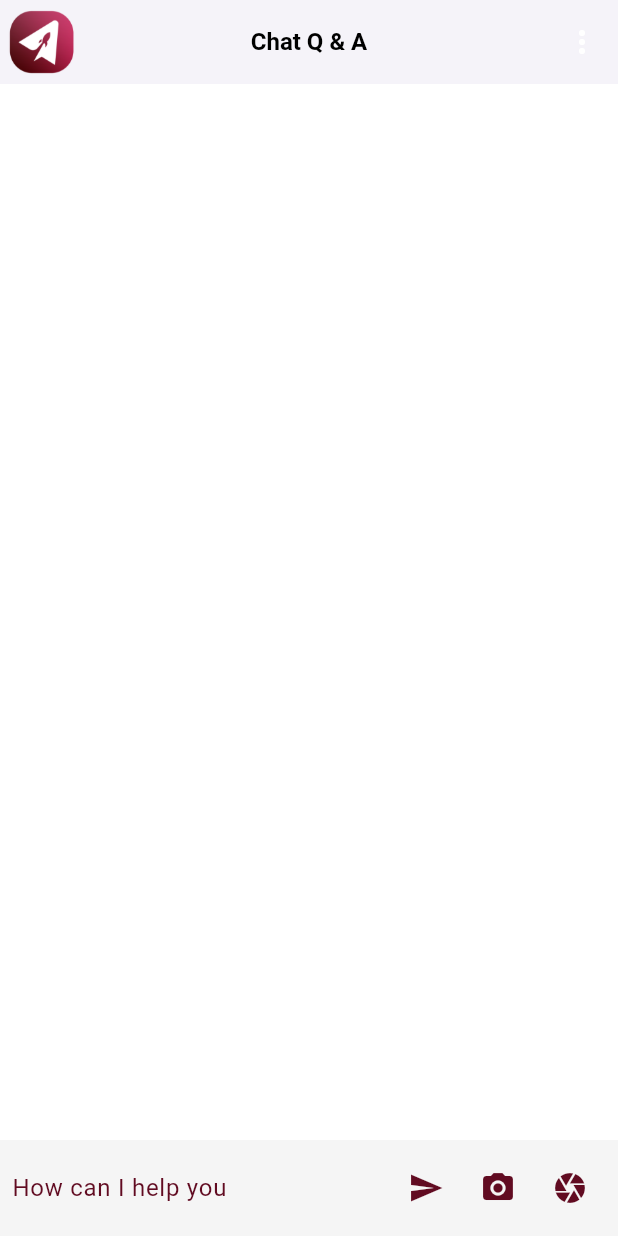
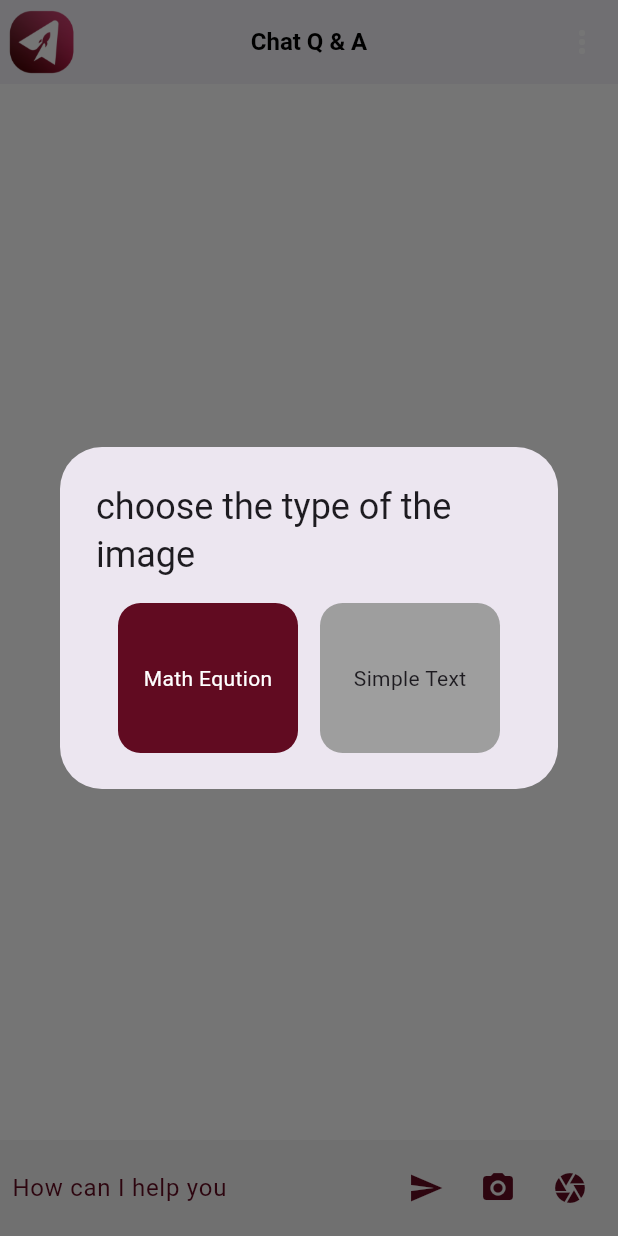
Before and after one commit to anasassem/q-a, a Flutter app: the ChatScreen screen opened directly, after a tap on the "camera" icon, on a phone screen of 412 x 824 dp. Run offline on Flutter 3.47's test engine with Material 3 defaults, Android fonts, the phone set to English and light mode, and no system bars; our stand-ins replace animated_text_kit, awesome_dialog, bloc, cached_network_image, camera, card_swiper and 25 more; missing offline and left inert: flutter_paypal, rolling_bottom_bar; accounts and stored records are empty.

Commit message:
edit ocr

```diff
--- a/lib/screens/home/tabs/chat_screen/chat.dart
+++ b/lib/screens/home/tabs/chat_screen/chat.dart
@@ -166,11 +166,62 @@ class _ChatScreenState extends State<ChatScreen> {
                     ),
                     IconButton(
                       onPressed: () async {
+                        showDialog(
+                            context: context,
+                            builder: (_) => AlertDialog(
+                                  title: const Text(
+                                      "choose the type of the image"),
+                                  content: Row(
+                                    mainAxisAlignment:
+                                        MainAxisAlignment.spaceEvenly,
+                                    children: [
+                                      InkWell(
+                                        onTap: () async {
                                           //runFilePiker(ImageSource.gallery);
                                           var image = await pickImage();
                                           if (image != null) {
-                          await uploadImage(image, context);
+                                            await uploadImage(
+                                                image, context, "m");
                                           }
+                                        },
+                                        child: Container(
+                                          alignment: Alignment.center,
+                                          height: 100,
+                                          width: 120,
+                                          decoration: BoxDecoration(
+                                              borderRadius:
+                                                  BorderRadius.circular(15),
+                                              color: primaryColor),
+                                          child: Text(
+                                            "Math Eqution",
+                                            style:
+                                                TextStyle(color: Colors.white),
+                                          ),
+                                        ),
+                                      ),
+                                      InkWell(
+                                        onTap: () async {
+                                          //runFilePiker(ImageSource.gallery);
+                                          var image = await pickImage();
+                                          if (image != null) {
+                                            await uploadImage(
+                                                image, context, "l");
+                                          }
+                                        },
+                                        child: Container(
+                                          alignment: Alignment.center,
+                                          height: 100,
+                                          width: 120,
+                                          decoration: BoxDecoration(
+                                              borderRadius:
+                                                  BorderRadius.circular(15),
+                                              color: Colors.grey),
+                                          child: Text("Simple Text"),
+                                        ),
+                                      ),
+                                    ],
+                                  ),
+                                ));
                       },
                       icon: Icon(
                         Icons.camera,
@@ -256,7 +307,8 @@ class _ChatScreenState extends State<ChatScreen> {
     return null;
   }
 
-  Future<void> uploadImage(imageFile, BuildContext context) async {
+  Future<void> uploadImage(
+      imageFile, BuildContext context, String imageType) async {
     final modelsProvider = Provider.of<ModelsProvider>(context, listen: false);
     final chatProvider = Provider.of<ChatProvider>(context, listen: false);
     String apiUrl = "https://pyocr-b3169decc152.herokuapp.com/ocr";
@@ -266,15 +318,18 @@ class _ChatScreenState extends State<ChatScreen> {
       'image', // The field name for file in your API
       imageFile!.path,
     ));
-    request.fields['language'] = 'm';
+    request.fields['language'] = imageType;
     try {
       var response = await request.send();
       if (response.statusCode == 200) {
         var responseBody = await http.Response.fromStream(response);
         question = jsonDecode(responseBody.body)["result"];
         log(question);
-        String textBefore =question ;
+        String textBefore = question;
+        if (imageType == "m") {
           question = "write the equation and solve it $textBefore";
+        }
+
         sendMessageFCT(
           isFormImage: true,
           modelsProvider: modelsProvider,
@@ -320,8 +375,9 @@ class _ChatScreenState extends State<ChatScreen> {
       curve: Curves.easeOut,
     );
   }
-  String _question (bool isFromImage){
-    if(isFromImage) {
+
+  String _question(bool isFromImage) {
+    if (isFromImage) {
       return question;
     } else {
       return textEditingController.text;
@@ -362,13 +418,14 @@ class _ChatScreenState extends State<ChatScreen> {
         _isTyping = true;
         // chatList.add(ChatModel(msg: textEditingController.text, chatIndex: 0));
         chatProvider.addUserMessage(msg: msg);
-        if(!isFormImage){
+        if (!isFormImage) {
           textEditingController.clear();
         }
         focusNode.unfocus();
       });
       var uid = await GetDeviceId().deviceId;
-      var user = await FirebaseFirestore.instance.collection("users").doc(uid).get();
+      var user =
+          await FirebaseFirestore.instance.collection("users").doc(uid).get();
       var parsedUser = UserModel.fromJson(user.data()!);
       if (parsedUser.paymentType == "none") {
         if (parsedUser.usedFree == true) {
--- a/lib/screens/ocr/ocr_imports.dart
+++ b/lib/screens/ocr/ocr_imports.dart
@@ -6,11 +6,8 @@ import 'package:testqa/constants/constants.dart';
 import 'package:testqa/core/themes/app_text_style.dart';
 import 'package:testqa/screens/home/tabs/chat_screen/chat.dart';
 import 'package:flutter/material.dart';
-import 'package:google_mlkit_text_recognition/google_mlkit_text_recognition.dart';
 import 'package:image_cropper/image_cropper.dart';
 import 'package:permission_handler/permission_handler.dart';
-import 'package:google_ml_kit/google_ml_kit.dart';
-
 
 
 part 'ocr.dart';
--- a/pubspec.yaml
+++ b/pubspec.yaml
@@ -70,13 +70,10 @@ dependencies:
   dio: ^5.3.3
   share: ^2.0.4
   path_provider:
-  flutter_tesseract_ocr:
   permission_handler:
   image_cropper: ^4.0.1
-  google_ml_kit: ^0.16.3
   device_info_plus: ^9.1.0
   camera: ^0.10.5+5
-  google_mlkit_text_recognition: ^0.11.0
 
 dev_dependencies:
   build_runner: ^2.4.4
```
Also changed, not shown: lib/screens/ocr/ocr.dart (+6 -6 lines), lib/test.dart (deleted, +0 -26 lines), pubspec.lock, 27 other files. Lines whose indentation alone changed are shown as unchanged.
